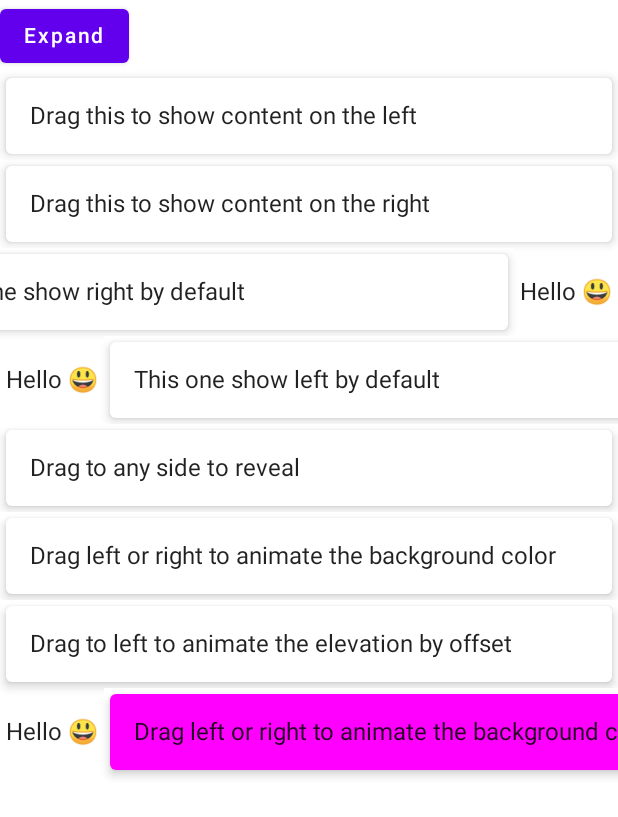
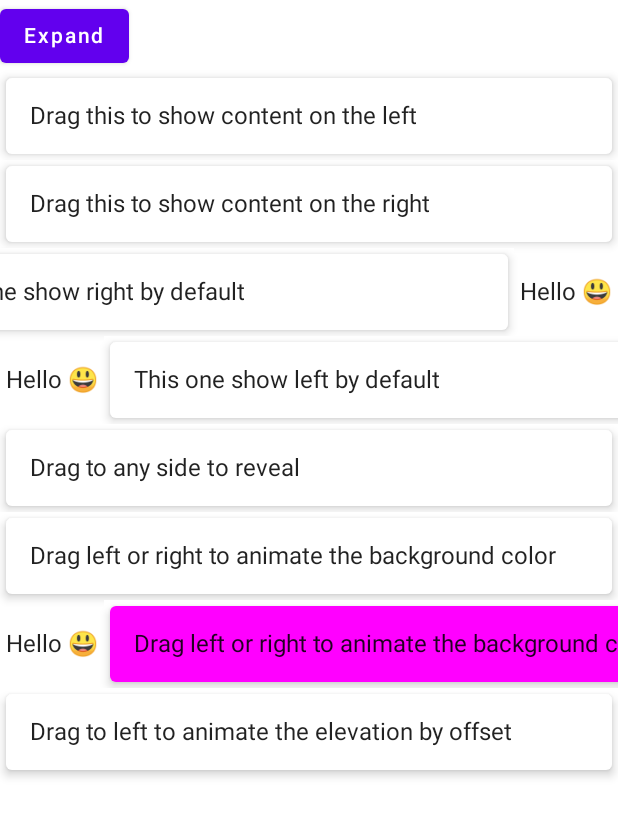
Before and after one commit to Tgo1014/DraggableScaffold, an Android app built with Jetpack Compose: the screen it shows after launch (MainActivity), on a phone screen of 412 x 824 dp. Shown: the top 817 px of the screen. Run offline under Robolectric (Android 15) with nearby library versions, the phone set to English and light mode, and no system bars.

```diff
--- a/app/src/main/java/tgo1014/sample/MainActivity.kt
+++ b/app/src/main/java/tgo1014/sample/MainActivity.kt
@@ -4,10 +4,15 @@ import android.os.Bundle
 import androidx.activity.ComponentActivity
 import androidx.activity.compose.setContent
 import androidx.compose.animation.core.tween
+import androidx.compose.foundation.gestures.scrollable
 import androidx.compose.foundation.layout.Column
+import androidx.compose.foundation.layout.Spacer
 import androidx.compose.foundation.layout.fillMaxSize
 import androidx.compose.foundation.layout.fillMaxWidth
+import androidx.compose.foundation.layout.height
 import androidx.compose.foundation.layout.padding
+import androidx.compose.foundation.rememberScrollState
+import androidx.compose.foundation.verticalScroll
 import androidx.compose.material.*
 import androidx.compose.runtime.*
 import androidx.compose.ui.Modifier
@@ -40,8 +45,10 @@ class MainActivity : ComponentActivity() {
 fun Demos() {
 
 
-    Column(Modifier.fillMaxSize()) {
-
+    Column(Modifier
+        .fillMaxSize()
+        .verticalScroll(rememberScrollState())
+    ) {
 
         val toggleState = rememberDraggableScaffoldState()
         val scope = rememberCoroutineScope()
@@ -146,6 +153,7 @@ fun Demos() {
                 }
             }
         )
+        OldExample()
         // Animate elevation by offset
         val draggableStateElev = rememberDraggableScaffoldState()
         DraggableScaffold(
@@ -162,7 +170,7 @@ fun Demos() {
                 }
             }
         )
-        OldExample()
+        Spacer(modifier = Modifier.height(100.dp))
     }
 }
 
```
